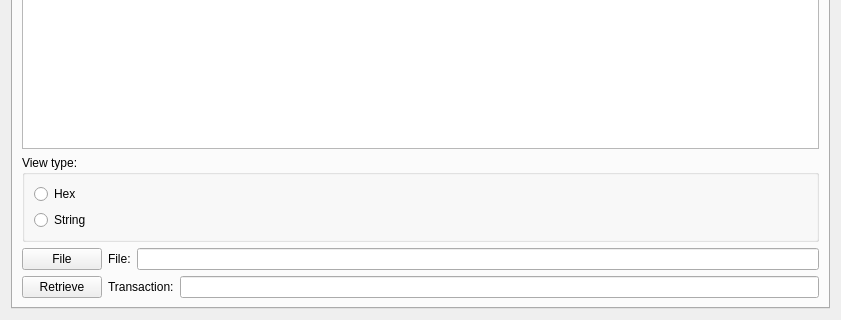
Before: the Qt Designer form src/qt/forms/datapage.ui in opodgorska/bst, drawn with Qt 5; both pictures show x 0 to 841 and y 380 to 700 of the 841 by 700 pixel window.
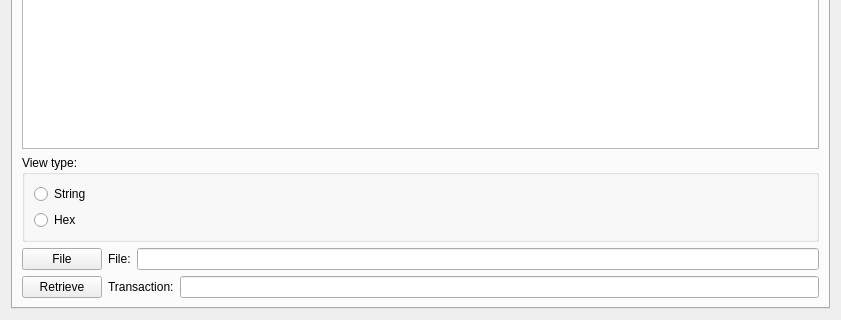
After: the same form once the commit is applied. The open tabs and pages were chosen to show the change. Icons and pictures are not drawn.

Commit message: retreive string button moved up, showing data size in transaction description dialog

The edit to the form file:
```diff
--- a/src/qt/forms/datapage.ui
+++ b/src/qt/forms/datapage.ui
@@ -36,9 +36,9 @@
            </property>
            <layout class="QVBoxLayout" name="verticalLayout_8">
             <item>
-             <widget class="QRadioButton" name="hexRadioButton">
+             <widget class="QRadioButton" name="stringRadioButton">
               <property name="text">
-               <string>Hex</string>
+               <string>String</string>
               </property>
               <property name="icon">
                <iconset resource="../bitcoin.qrc">
@@ -47,9 +47,9 @@
              </widget>
             </item>
             <item>
-             <widget class="QRadioButton" name="stringRadioButton">
+             <widget class="QRadioButton" name="hexRadioButton">
               <property name="text">
-               <string>String</string>
+               <string>Hex</string>
               </property>
               <property name="icon">
                <iconset resource="../bitcoin.qrc">
```
Left out of the diff: 2 changed lines with no effect on the pictures. The commit also changes 1 other file.
